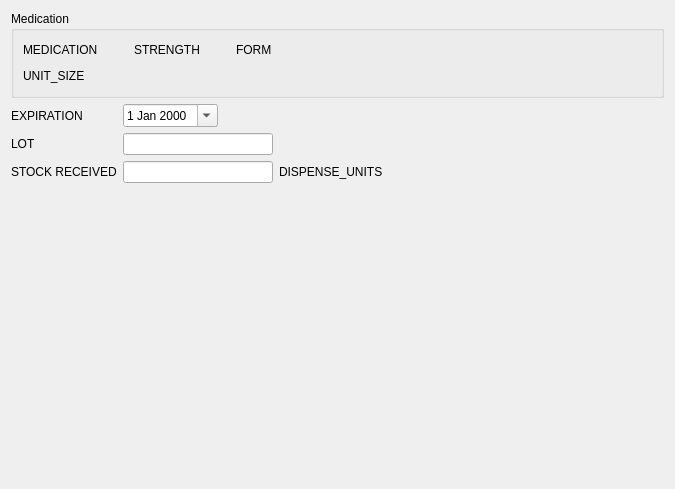
Old version of the form src/wizards/shipment_00.ui in the repository kyledevans/Medicine-Track.
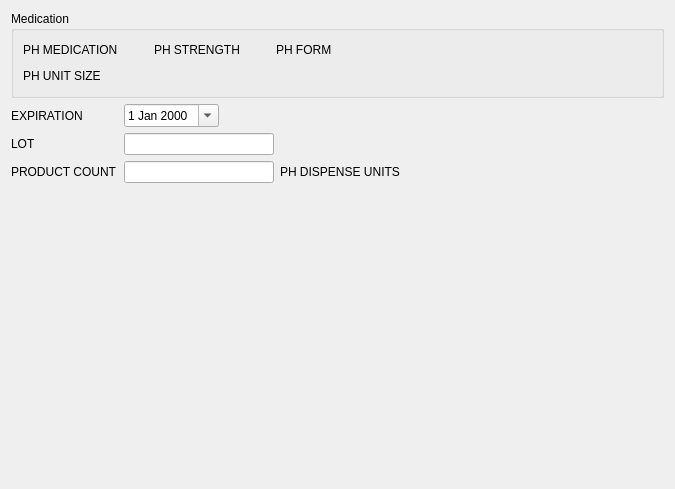
New version of the form.

Patch:
```diff
--- a/src/wizards/shipment_00.ui
+++ b/src/wizards/shipment_00.ui
@@ -22,7 +22,7 @@
         <item>
          <widget class="QLabel" name="medicationLabel">
           <property name="text">
-           <string notr="true">MEDICATION</string>
+           <string notr="true">PH MEDICATION</string>
           </property>
          </widget>
         </item>
@@ -45,7 +45,7 @@
         <item>
          <widget class="QLabel" name="strengthLabel">
           <property name="text">
-           <string notr="true">STRENGTH</string>
+           <string notr="true">PH STRENGTH</string>
           </property>
          </widget>
         </item>
@@ -68,7 +68,7 @@
         <item>
          <widget class="QLabel" name="formLabel">
           <property name="text">
-           <string notr="true">FORM</string>
+           <string notr="true">PH FORM</string>
           </property>
          </widget>
         </item>
@@ -92,7 +92,7 @@
         <item>
          <widget class="QLabel" name="unitSizeLabel">
           <property name="text">
-           <string notr="true">UNIT_SIZE</string>
+           <string notr="true">PH UNIT SIZE</string>
           </property>
          </widget>
         </item>
@@ -196,7 +196,7 @@
      <item row="2" column="0">
       <widget class="QLabel" name="unitsLabel">
        <property name="text">
-        <string>STOCK RECEIVED</string>
+        <string comment="PRODUCT COUNT EDIT LABEL">PRODUCT COUNT</string>
        </property>
       </widget>
      </item>
@@ -224,7 +224,7 @@
        <item>
         <widget class="QLabel" name="dispenseUnitLabel">
          <property name="text">
-          <string>DISPENSE_UNITS</string>
+          <string notr="true">PH DISPENSE UNITS</string>
          </property>
         </widget>
        </item>
```
Left out of the diff: 39 changed lines with no effect on the pictures.
